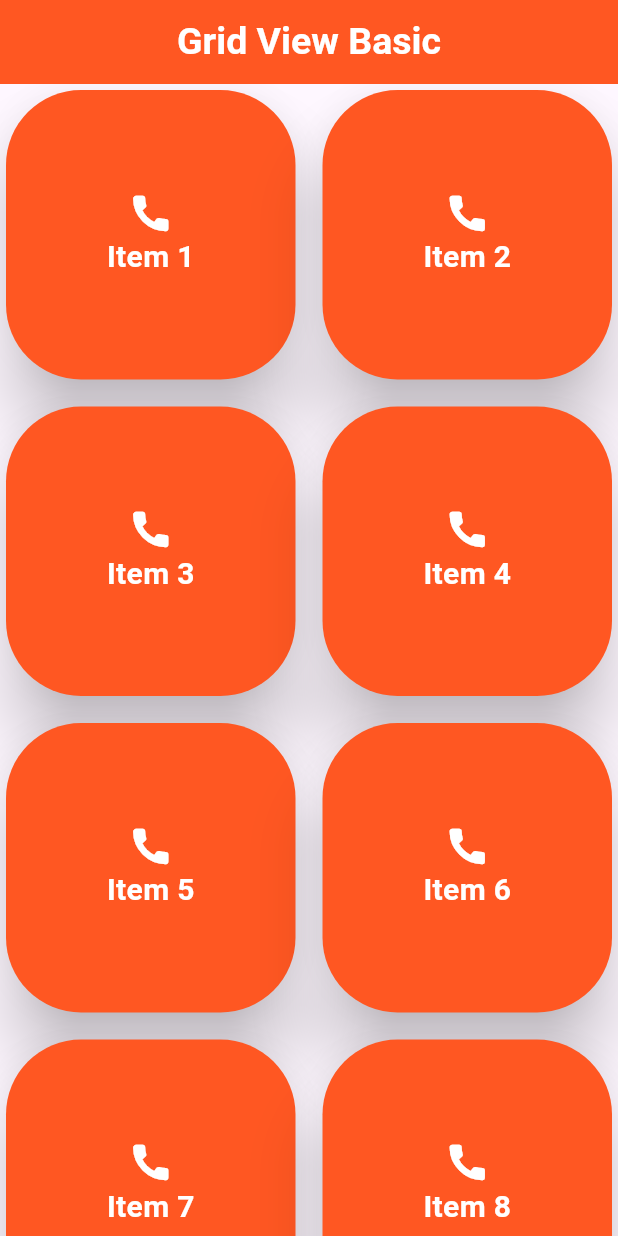
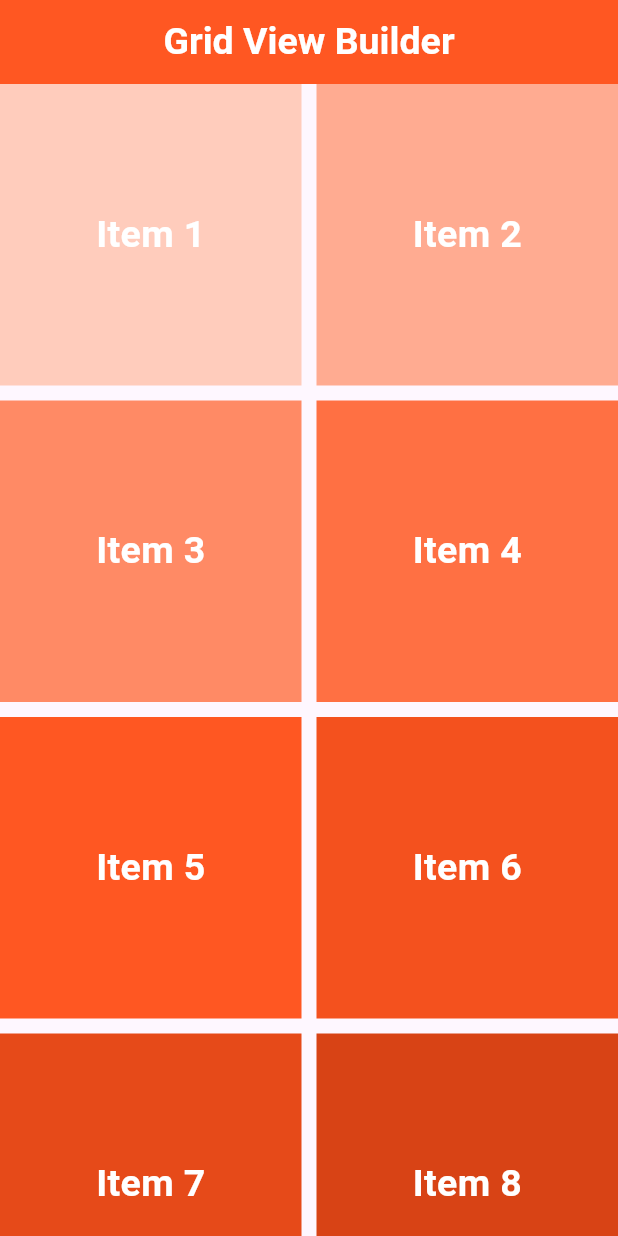
Before and after one commit to heyshahabuddin/school-management-system, a Flutter app: the screen it shows after launch, on a phone screen of 412 x 824 dp. Run offline on Flutter 3.47's test engine with Material 3 defaults, Android fonts, the phone set to English and light mode, and no system bars.

Commit message:
Added Grid view builder

```diff
--- a/lib/app.dart
+++ b/lib/app.dart
@@ -9,6 +9,7 @@ import 'package:schoolmanagement/module11/class1/class_1.4_list_view_builder_car
 import 'package:schoolmanagement/module11/class1/class_1.5_list_view_builder_for_horizontal_container.dart';
 import 'package:schoolmanagement/module11/class1/class_1.6_list_view_separator.dart';
 import 'package:schoolmanagement/module11/class1/class_1.7_grid_view_basic.dart';
+import 'package:schoolmanagement/module11/class1/class_1.8_grid_view_builder.dart' show GridViewBuilder;
 import 'package:schoolmanagement/user_input.dart';
 
 class MyApp extends StatelessWidget{
@@ -20,7 +21,7 @@ class MyApp extends StatelessWidget{
     //throw UnimplementedError();
     return MaterialApp(
       title: 'School Management',
-      home: GridViewBasic(),
+      home: GridViewBuilder(),
     );
   }
 }
--- /dev/null
+++ b/lib/module11/class1/class_1.8_grid_view_builder.dart
@@ -0,0 +1,45 @@
+import 'package:flutter/material.dart';
+
+class GridViewBuilder extends StatelessWidget {
+  const GridViewBuilder({super.key});
+
+  @override
+  Widget build(BuildContext context) {
+    return Scaffold(
+      appBar: AppBar(
+        backgroundColor: Colors.deepOrange,
+        centerTitle: true,
+        title: Text("Grid View Builder",
+          style: TextStyle(
+            color: Colors.white,
+            fontWeight: FontWeight.bold,
+            fontSize: 25,
+          ),
+        ),
+      ),
+      body: GridView.builder(
+          gridDelegate: SliverGridDelegateWithFixedCrossAxisCount(
+            crossAxisCount: 2,
+            crossAxisSpacing: 10,
+            mainAxisSpacing: 10,
+          ),
+          itemCount: 18,
+          itemBuilder: (context, index){
+            return Container(
+              //width: 200,
+              color: Colors.deepOrange[100 * ((index % 8) + 1)],
+              child: Center(
+                  child: Text("Item ${ index + 1 }",
+                    style: TextStyle(
+                      fontSize: 25,
+                      fontWeight: FontWeight.bold,
+                      color: Colors.white,
+                    ),
+                  ),
+              ),
+            );
+          },
+      ),
+    );
+  }
+}
```
